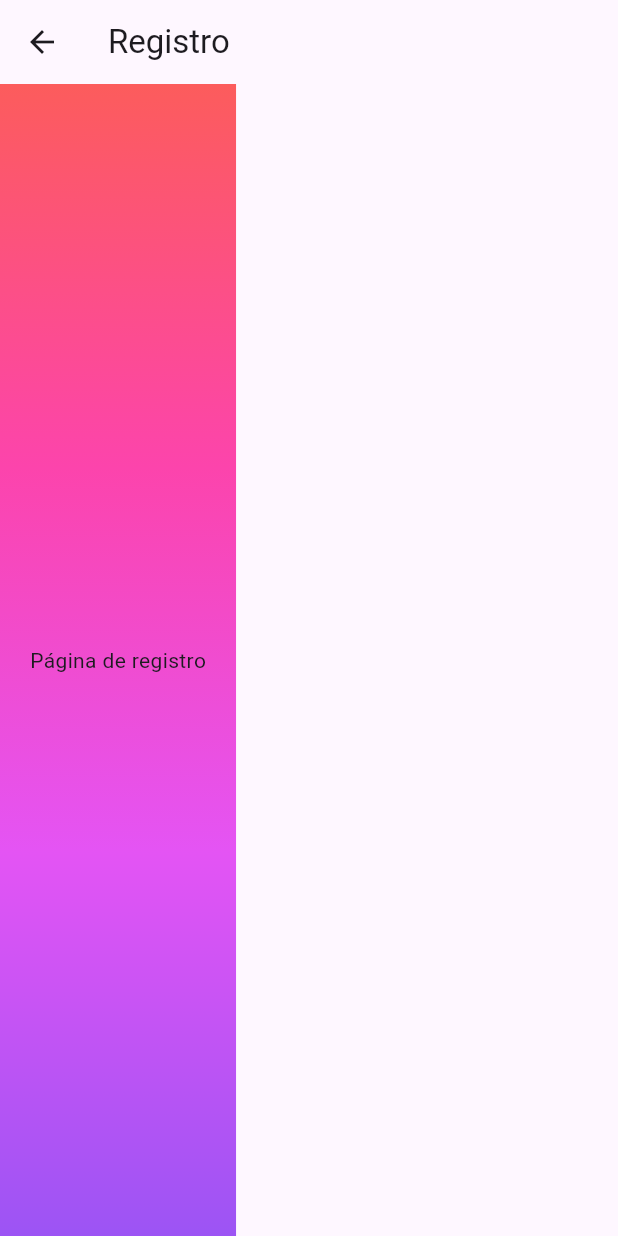
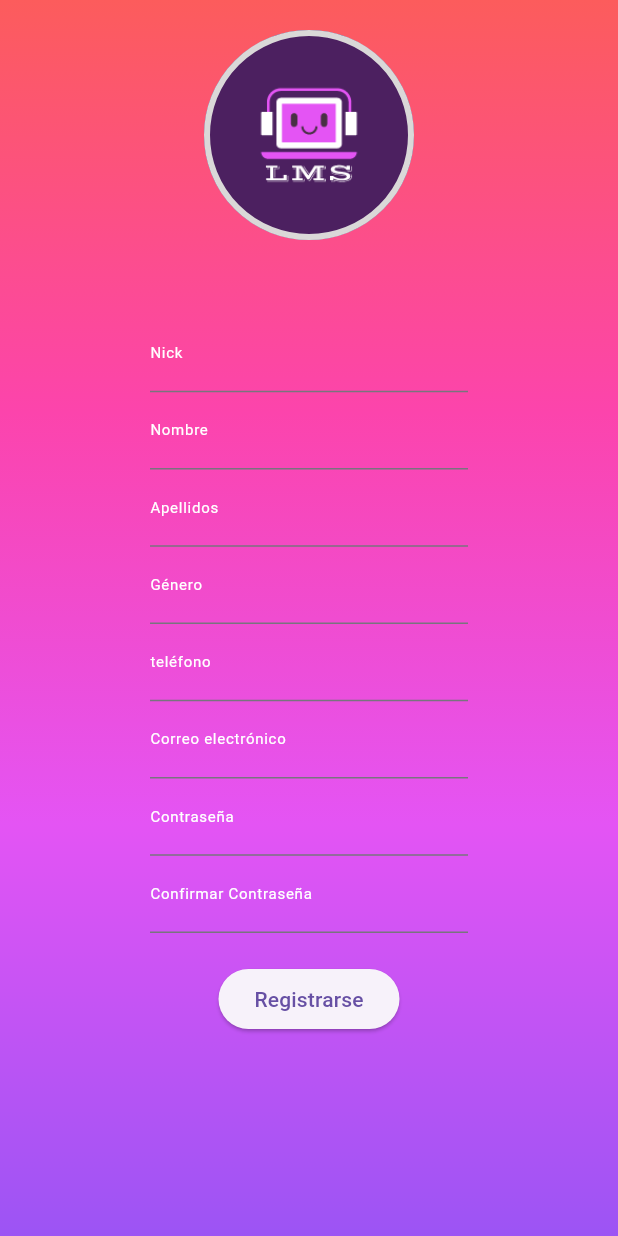
Before and after one commit to JaimeNM0/ListMoviesSeries, a Flutter app: the screen it shows after launch, after a tap on "Registrarse", on a phone screen of 412 x 824 dp. Run offline on Flutter 3.47's test engine with Material 3 defaults, Android fonts, the phone set to English and light mode, and no system bars; our stand-ins replace google_sign_in.

Commit message:
Actualizar el desarrollo con el login con google y el registro
Se implementa la funcionalidad de iniciar en la app con una Cuenta de Google.
Además de actualizar el login y el registro del a app.

```diff
--- /dev/null
+++ b/lib/google_sign_in/google_sign_in.dart
@@ -0,0 +1,35 @@
+import 'package:google_sign_in/google_sign_in.dart';
+import 'package:flutter/material.dart';
+
+
+final GoogleSignIn _googleSignIn = GoogleSignIn();
+
+class GoogleSignInScreen extends StatefulWidget {
+  @override
+  _GoogleSignInScreenState createState() => _GoogleSignInScreenState();
+}
+
+class _GoogleSignInScreenState extends State<GoogleSignInScreen> {
+  final GoogleSignIn _googleSignIn = GoogleSignIn();
+
+  Future<void> _handleSignIn() async {
+    try {
+      final GoogleSignInAccount? googleSignInAccount =
+          await _googleSignIn.signIn();
+
+      if (googleSignInAccount != null) {
+        // Realiza operaciones adicionales después del inicio de sesión con Google
+      }
+    } catch (error) {
+      print('Error al iniciar sesión con Google: $error');
+    }
+  }
+
+  @override
+  Widget build(BuildContext context) {
+    return ElevatedButton(
+      onPressed: _handleSignIn,
+      child: Text('Iniciar sesión con Google'),
+    );
+  }
+}
--- a/lib/main.dart
+++ b/lib/main.dart
@@ -1,4 +1,5 @@
 import 'package:flutter/material.dart';
+import 'package:pruebalogin/google_sign_in/google_sign_in.dart';
 import 'package:pruebalogin/screens/login.dart';
 void main() {
   runApp(MyApp());
@@ -14,6 +15,7 @@ class MyApp extends StatelessWidget {
       routes: {
         //'/':(context) => MyApp(),
         '/login': (context) => LoginPage(),
+        '/google_sign': (context) => GoogleSignInScreen(),
 
       },
       theme: ThemeData(
--- /dev/null
+++ b/lib/screens/google_sign.dart
@@ -0,0 +1,35 @@
+
+import 'package:google_sign_in/google_sign_in.dart';
+import 'package:flutter/material.dart';
+
+final GoogleSignIn _googleSignIn = GoogleSignIn();
+
+class GoogleSignInScreen extends StatefulWidget {
+  @override
+  _GoogleSignInScreenState createState() => _GoogleSignInScreenState();
+}
+
+class _GoogleSignInScreenState extends State<GoogleSignInScreen> {
+  final GoogleSignIn _googleSignIn = GoogleSignIn();
+
+  Future<void> _handleSignIn() async {
+    try {
+      final GoogleSignInAccount? googleSignInAccount =
+          await _googleSignIn.signIn();
+
+      if (googleSignInAccount != null) {
+        // Realiza operaciones adicionales después del inicio de sesión con Google
+      }
+    } catch (error) {
+      print('Error al iniciar sesión con Google: $error');
+    }
+  }
+
+  @override
+  Widget build(BuildContext context) {
+    return ElevatedButton(
+      onPressed: _handleSignIn,
+      child: Text('Iniciar sesión con Google'),
+    );
+  }
+}
--- a/lib/screens/login.dart
+++ b/lib/screens/login.dart
@@ -1,7 +1,12 @@
+// ignore_for_file: prefer_const_constructors
+
 import 'package:flutter/material.dart';
+import 'package:pruebalogin/screens/register.dart';
+import 'package:pruebalogin/google_sign_in/google_sign_in.dart';
 
 
 class LoginPage extends StatelessWidget {
+
   @override
   Widget build(BuildContext context) {
     return Scaffold(
@@ -23,8 +28,12 @@ class LoginPage extends StatelessWidget {
         child: Column(
           mainAxisAlignment: MainAxisAlignment.center,
           children: [
-            CircleAvatar(
-                backgroundImage: AssetImage('assets/background.png'),
+            Expanded(child: Column(
+              children: [
+                Container(
+                    margin: EdgeInsets.only(bottom: 100),
+                    child: CircleAvatar(
+                        backgroundImage: AssetImage('assets/logo.png'),
                         // Ruta de la imagen de logo en el directorio de assets
                         radius: 70,
                         child: Container(
@@ -37,43 +46,75 @@ class LoginPage extends StatelessWidget {
                             borderRadius: BorderRadius.circular(
                                 70), // Change the radius value to whatever you desire
                           ),
-                )),
-            SizedBox(height: 30.0),
-            TextField(
+                        ))),
+                Container(
+                  width: 400.0,
+                  margin: EdgeInsets.only(bottom: 5.0),
+                  padding: EdgeInsets.all(20.0),
+                  child: Column(
+                    children: [
+                      Container(
+                        child: TextField(
                           decoration: InputDecoration(
                             labelText: 'Correo electrónico',
-                labelStyle: TextStyle(color: Colors.white),
+                            labelStyle:
+                                TextStyle(color: Colors.white, fontSize: 15),
                           ),
                           style: TextStyle(
-                  color: Colors.white), // Cambia el color del texto ingresado
+                              color: Colors
+                                  .white), // Cambia el color del texto ingresado
                         ),
-            SizedBox(height: 20.0),
-            TextField(
+                      ),
+                      Container(
+                        // margin: EdgeInsets.only(bottom: 50),
+                        child: TextField(
                           obscureText: true,
                           decoration: InputDecoration(
                             labelText: 'Contraseña',
                             labelStyle: TextStyle(color: Colors.white),
                           ),
                           style: TextStyle(
-                  color: Colors.white), // Cambia el color del texto ingresado
+                              color: Colors
+                                  .white), // Cambia el color del texto ingresado
                         ),
-            SizedBox(height: 20.0),
-            Row(
+                      ),
+                    ],
+                  ),
+                ),
+                Container(
+                    margin: EdgeInsets.only(left: 50, bottom: 10),
+                    child: Column(
                       children: [
+                        Container(
+                          margin: EdgeInsets.only(left: 80, bottom: 5),
+                          child: Row(
+                            mainAxisAlignment: MainAxisAlignment.spaceEvenly,
+                            children: [
+                              Text(
+                                '¿Se Olvidó de la Contraseña?',
+                                style: TextStyle(
+                                    color: Color.fromARGB(250, 104, 58, 183),
+                                    fontSize: 15),
+                              ),
+                            ],
+                          ),
+                        ),
+                        Row(children: [
                           Checkbox(
                             value: false,
+                            focusColor: Colors.white,
+                            checkColor: Colors.white,
+                            activeColor: Colors.white,
                             onChanged: (value) {},
                           ),
-                Text('Recordar contraseña'),
-                Row(
-                  mainAxisAlignment: MainAxisAlignment.spaceEvenly,
-                  children: [
-                    Text('¿Se Olvidó de la Contraseña?'),
+                          Text(
+                            'Recordar contraseña',
+                            style: TextStyle(color: Colors.white, fontSize: 15),
+                          ),
+                        ]),
                       ],
-                )
-              ],
-            ),
-            SizedBox(height: 20.0),
+                    )),
+                SizedBox(width: 20.0),
                 ElevatedButton(
                   onPressed: () {
                     // Acción al presionar el botón de inicio de sesión
@@ -82,55 +123,28 @@ class LoginPage extends StatelessWidget {
                 ),
                 SizedBox(height: 20.0),
                 ElevatedButton(
-              onPressed: () {
-                // Acción al presionar el botón de inicio de sesión con Google
-              },
+                  onPressed: () {},
                   child: Text('Iniciar sesión con Google'),
                 ),
                 SizedBox(height: 20.0),
                 GestureDetector(
                   onTap: () {
                     // Acción al presionar el texto de registro
-                Navigator.push(context,
-                    MaterialPageRoute(builder: (context) => RegisterPage()));
+                    Navigator.push(
+                        context,
+                        MaterialPageRoute(
+                            builder: (context) => RegisterPage()));
                   },
-              child: Text('Registrarse'),
+                  child: Text(
+                    'Registrarse',
+                    style: TextStyle(color: Colors.white, fontSize: 15),
                   ),
+                ),
+              ],
+            ))
           ],
         ),
       ),
     );
   }
 }
-
-class RegisterPage extends StatelessWidget {
-  @override
-  Widget build(BuildContext context) {
-    return Scaffold(
-      appBar: AppBar(
-        title: Text('Registro'),
-      ),
-      body: Container(
-        decoration: new BoxDecoration(
-          gradient: LinearGradient(
-            begin: FractionalOffset.topCenter,
-            end: FractionalOffset.bottomCenter,
-            colors: <Color>[
-              Color.fromRGBO(252, 92, 92, 1),
-              Color.fromRGBO(252, 68, 172, 1),
-              Color.fromRGBO(228, 84, 244, 1),
-              Color.fromRGBO(156, 84, 244, 1),
-            ],
-          ),
-        ),
-        padding: EdgeInsets.all(20.0),
-        child: Column(
-          mainAxisAlignment: MainAxisAlignment.center,
-          children: [
-            Text('Página de registro'),
-          ],
-        ),
-      ),
-    );
-  }
-}
--- /dev/null
+++ b/lib/screens/register.dart
@@ -0,0 +1,158 @@
+import 'package:flutter/material.dart';
+
+class RegisterPage extends StatelessWidget {
+  @override
+  Widget build(BuildContext context) {
+    return Scaffold(
+        appBar:null,
+        body: Expanded(
+            child: Container(
+          decoration: new BoxDecoration(
+            gradient: LinearGradient(
+              begin: FractionalOffset.topCenter,
+              end: FractionalOffset.bottomCenter,
+              colors: <Color>[
+                Color.fromRGBO(252, 92, 92, 1),
+                Color.fromRGBO(252, 68, 172, 1),
+                Color.fromRGBO(228, 84, 244, 1),
+                Color.fromRGBO(156, 84, 244, 1),
+              ],
+            ),
+          ),
+          child: Column(
+            children: [
+              Expanded(
+                child: Container(
+                  margin: EdgeInsets.only( top:20,left: 100.0, right: 100.0),
+                  child: Column(
+                    children: [
+                      Container(
+                          margin: EdgeInsets.only( bottom: 50),
+                          child: CircleAvatar(
+                              backgroundImage: AssetImage('assets/logo.png'),
+                              // Ruta de la imagen de logo en el directorio de assets
+                              radius: 70,
+                              child: Container(
+                                alignment: Alignment.topCenter,
+                                decoration: BoxDecoration(
+                                  border: Border.all(
+                                    color: Color.fromARGB(255, 218, 216, 216),
+                                    width: 4.0,
+                                  ),
+                                  borderRadius: BorderRadius.circular(
+                                      70), // Change the radius value to whatever you desire
+                                ),
+                              ))),
+                      Container(
+                        child: TextField(
+                          decoration: InputDecoration(
+                            labelText: 'Nick',
+                            labelStyle:
+                                TextStyle(color: Colors.white, fontSize: 10),
+                          ),
+                          style: TextStyle(
+                              color: Colors
+                                  .white), // Cambia el color del texto ingresado
+                        ),
+                      ),
+                      Container(
+                        child: TextField(
+                          decoration: InputDecoration(
+                            labelText: 'Nombre',
+                            labelStyle:
+                                TextStyle(color: Colors.white, fontSize: 10),
+                          ),
+                          style: TextStyle(
+                              color: Colors
+                                  .white), // Cambia el color del texto ingresado
+                        ),
+                      ),
+                      Container(
+                        child: TextField(
+                          decoration: InputDecoration(
+                            labelText: 'Apellidos',
+                            labelStyle:
+                                TextStyle(color: Colors.white, fontSize: 10),
+                          ),
+                          style: TextStyle(
+                              color: Colors
+                                  .white), // Cambia el color del texto ingresado
+                        ),
+                      ),
+                      Container(
+                        child: TextField(
+                          decoration: InputDecoration(
+                            labelText: 'Género',
+                            labelStyle:
+                                TextStyle(color: Colors.white, fontSize: 10),
+                          ),
+                          style: TextStyle(
+                              color: Colors
+                                  .white), // Cambia el color del texto ingresado
+                        ),
+                      ),
+                      Container(
+                        child: TextField(
+                          decoration: InputDecoration(
+                            labelText: 'teléfono',
+                            labelStyle:
+                                TextStyle(color: Colors.white, fontSize: 10),
+                          ),
+                          style: TextStyle(
+                              color: Colors
+                                  .white), // Cambia el color del texto ingresado
+                        ),
+                      ),
+                      Container(
+                        child: TextField(
+                          decoration: InputDecoration(
+                            labelText: 'Correo electrónico',
+                            labelStyle:
+                                TextStyle(color: Colors.white, fontSize: 10),
+                          ),
+                          style: TextStyle(
+                              color: Colors
+                                  .white), // Cambia el color del texto ingresado
+                        ),
+                      ),
+                      Container(
+                        child: TextField(
+                          decoration: InputDecoration(
+                            labelText: 'Contraseña',
+                            labelStyle:
+                                TextStyle(color: Colors.white, fontSize: 10),
+                          ),
+                          style: TextStyle(
+                              color: Colors
+                                  .white), // Cambia el color del texto ingresado
+                        ),
+                      ),
+                      Container(
+                        child: TextField(
+                          decoration: InputDecoration(
+                            labelText: 'Confirmar Contraseña',
+                            labelStyle:
+                                TextStyle(color: Colors.white, fontSize: 10),
+                          ),
+                          style: TextStyle(
+                              color: Colors
+                                  .white), // Cambia el color del texto ingresado
+                        ),
+                      ),
+                      Container(
+                       margin: EdgeInsets.only(top:20),
+                        child: ElevatedButton(
+                          onPressed: () {
+                            // Acción al presionar el botón de inicio de sesión
+                          },
+                          child: Text('Registrarse'),
+                        ),
+                      )
+                    ],
+                  ),
+              ))
+            ],
+          ),
+        )));
+  }
+}
--- a/pubspec.yaml
+++ b/pubspec.yaml
@@ -29,6 +29,7 @@ environment:
 # the latest version available on pub.dev. To see which dependencies have newer
 # versions available, run `flutter pub outdated`.
 dependencies:
+  google_sign_in: ^6.2.1
   flutter:
     sdk: flutter
 
@@ -61,7 +62,7 @@ flutter:
 
   # To add assets to your application, add an assets section, like this:
   assets:
-  - assets/background.png
+  - assets/logo.png
   #   - images/a_dot_ham.jpeg
 
   # An image asset can refer to one or more resolution-specific "variants", see
```
Also changed, not shown: assets/logo.png (added), pubspec.lock, 2 other files. Lines whose indentation alone changed are shown as unchanged.
